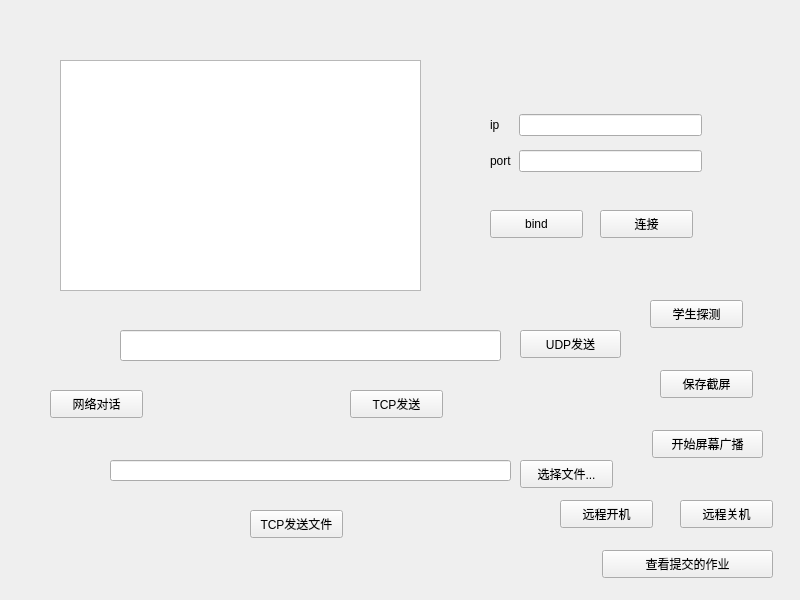
Old version of the form widget.ui in the repository hzy-gitting/DMTJX-Teacher.
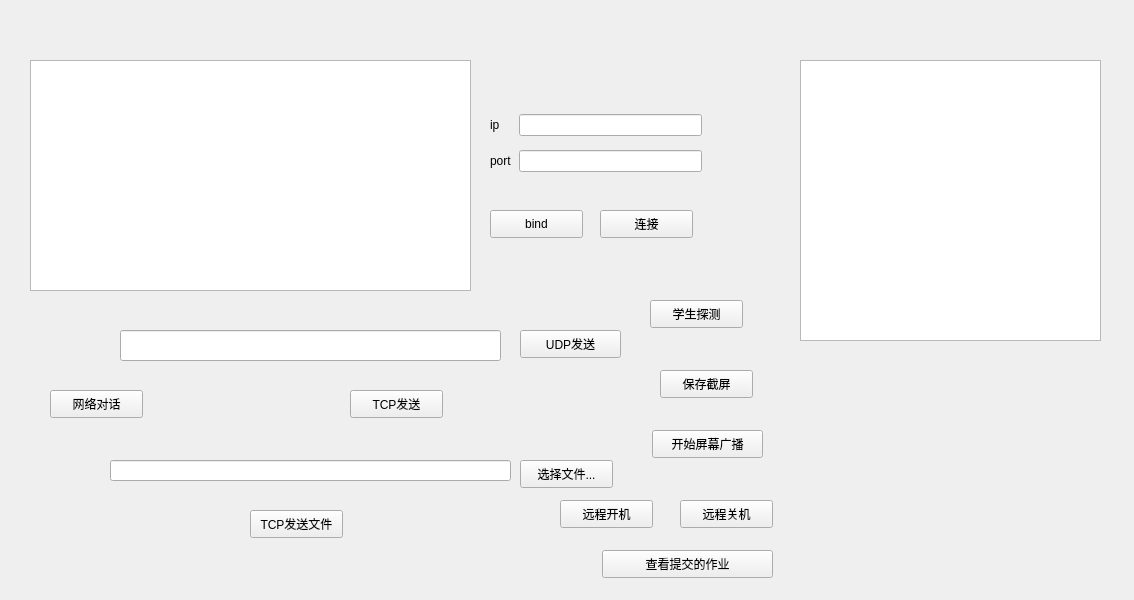
New version of the form.

```diff
--- a/widget.ui
+++ b/widget.ui
@@ -6,7 +6,7 @@
    <rect>
     <x>0</x>
     <y>0</y>
-    <width>800</width>
+    <width>1134</width>
     <height>600</height>
    </rect>
   </property>
@@ -220,9 +220,9 @@
   <widget class="QTableWidget" name="tableWidget">
    <property name="geometry">
     <rect>
-     <x>60</x>
+     <x>30</x>
      <y>60</y>
-     <width>361</width>
+     <width>441</width>
      <height>231</height>
     </rect>
    </property>
@@ -253,6 +253,25 @@
     <string>远程开机</string>
    </property>
   </widget>
+  <widget class="QListWidget" name="listWidget">
+   <property name="geometry">
+    <rect>
+     <x>800</x>
+     <y>60</y>
+     <width>301</width>
+     <height>281</height>
+    </rect>
+   </property>
+   <property name="defaultDropAction">
+    <enum>Qt::MoveAction</enum>
+   </property>
+   <property name="selectionMode">
+    <enum>QAbstractItemView::ExtendedSelection</enum>
+   </property>
+   <property name="viewMode">
+    <enum>QListView::IconMode</enum>
+   </property>
+  </widget>
  </widget>
  <resources/>
  <connections/>
```
